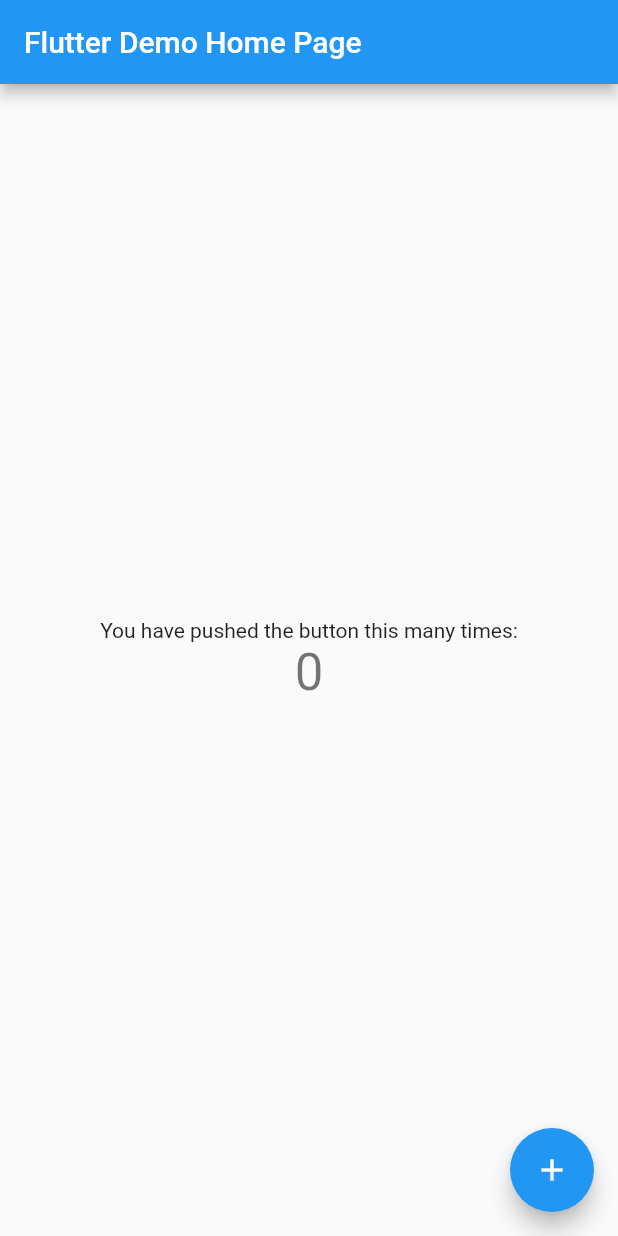
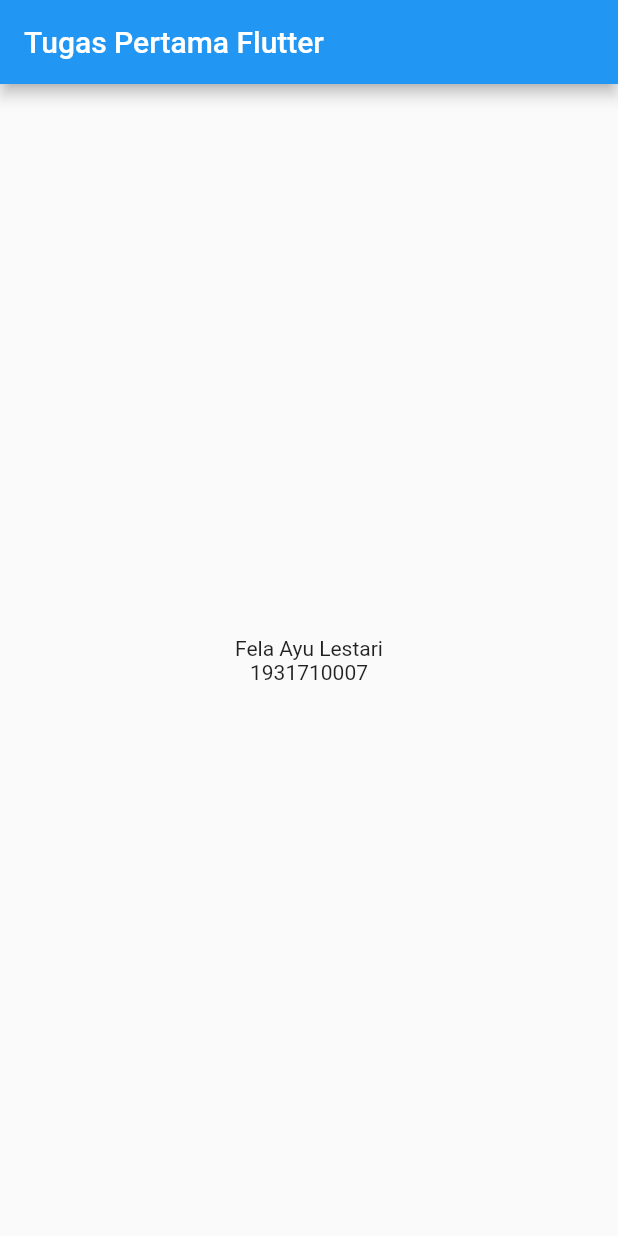
Before and after one commit to felaayulestari/polinema-mobile-flutter-hello, a Flutter app: the screen it shows after launch, on a phone screen of 412 x 824 dp. Run offline on Flutter 3.47's test engine with Material 2 defaults, Android fonts, the phone set to English and light mode, and no system bars.

Commit message:
tugas pertama

```diff
--- a/lib/main.dart
+++ b/lib/main.dart
@@ -5,43 +5,22 @@ void main() {
 }
 
 class MyApp extends StatelessWidget {
-  // This widget is the root of your application.
+
   @override
   Widget build(BuildContext context) {
     return MaterialApp(
       title: 'Flutter Demo',
       theme: ThemeData(
-        // This is the theme of your application.
-        //
-        // Try running your application with "flutter run". You'll see the
-        // application has a blue toolbar. Then, without quitting the app, try
-        // changing the primarySwatch below to Colors.green and then invoke
-        // "hot reload" (press "r" in the console where you ran "flutter run",
-        // or simply save your changes to "hot reload" in a Flutter IDE).
-        // Notice that the counter didn't reset back to zero; the application
-        // is not restarted.
         primarySwatch: Colors.blue,
-        // This makes the visual density adapt to the platform that you run
-        // the app on. For desktop platforms, the controls will be smaller and
-        // closer together (more dense) than on mobile platforms.
         visualDensity: VisualDensity.adaptivePlatformDensity,
       ),
-      home: MyHomePage(title: 'Flutter Demo Home Page'),
+      home: MyHomePage(title: 'Tugas Pertama Flutter'),
     );
   }
 }
 
 class MyHomePage extends StatefulWidget {
   MyHomePage({Key key, this.title}) : super(key: key);
-
-  // This widget is the home page of your application. It is stateful, meaning
-  // that it has a State object (defined below) that contains fields that affect
-  // how it looks.
-
-  // This class is the configuration for the state. It holds the values (in this
-  // case the title) provided by the parent (in this case the App widget) and
-  // used by the build method of the State. Fields in a Widget subclass are
-  // always marked "final".
 
   final String title;
 
@@ -50,68 +29,26 @@ class MyHomePage extends StatefulWidget {
 }
 
 class _MyHomePageState extends State<MyHomePage> {
-  int _counter = 0;
-
-  void _incrementCounter() {
-    setState(() {
-      // This call to setState tells the Flutter framework that something has
-      // changed in this State, which causes it to rerun the build method below
-      // so that the display can reflect the updated values. If we changed
-      // _counter without calling setState(), then the build method would not be
-      // called again, and so nothing would appear to happen.
-      _counter++;
-    });
-  }
 
   @override
   Widget build(BuildContext context) {
-    // This method is rerun every time setState is called, for instance as done
-    // by the _incrementCounter method above.
-    //
-    // The Flutter framework has been optimized to make rerunning build methods
-    // fast, so that you can just rebuild anything that needs updating rather
-    // than having to individually change instances of widgets.
     return Scaffold(
       appBar: AppBar(
-        // Here we take the value from the MyHomePage object that was created by
-        // the App.build method, and use it to set our appbar title.
         title: Text(widget.title),
       ),
       body: Center(
-        // Center is a layout widget. It takes a single child and positions it
-        // in the middle of the parent.
         child: Column(
-          // Column is also a layout widget. It takes a list of children and
-          // arranges them vertically. By default, it sizes itself to fit its
-          // children horizontally, and tries to be as tall as its parent.
-          //
-          // Invoke "debug painting" (press "p" in the console, choose the
-          // "Toggle Debug Paint" action from the Flutter Inspector in Android
-          // Studio, or the "Toggle Debug Paint" command in Visual Studio Code)
-          // to see the wireframe for each widget.
-          //
-          // Column has various properties to control how it sizes itself and
-          // how it positions its children. Here we use mainAxisAlignment to
-          // center the children vertically; the main axis here is the vertical
-          // axis because Columns are vertical (the cross axis would be
-          // horizontal).
           mainAxisAlignment: MainAxisAlignment.center,
           children: <Widget>[
             Text(
-              'You have pushed the button this many times:',
+              'Fela Ayu Lestari',
             ),
             Text(
-              '$_counter',
-              style: Theme.of(context).textTheme.headline4,
+              '1931710007',
             ),
           ],
         ),
       ),
-      floatingActionButton: FloatingActionButton(
-        onPressed: _incrementCounter,
-        tooltip: 'Increment',
-        child: Icon(Icons.add),
-      ), // This trailing comma makes auto-formatting nicer for build methods.
     );
   }
 }
```
